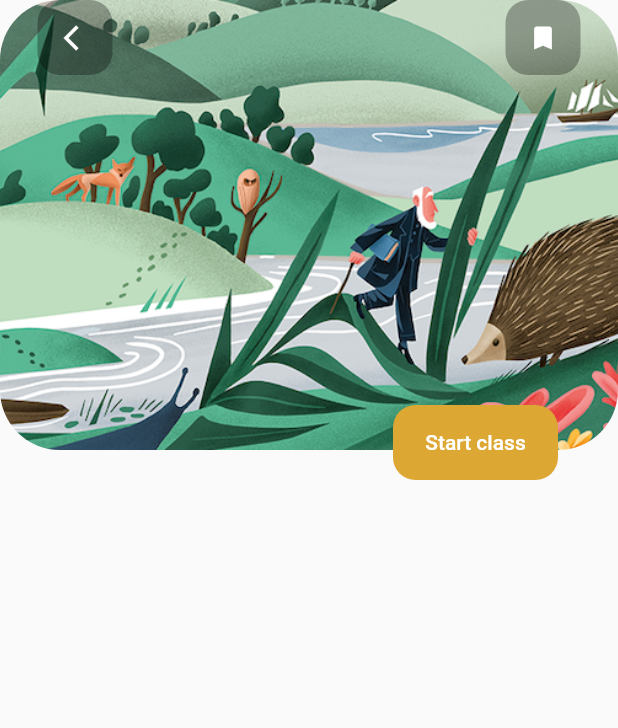
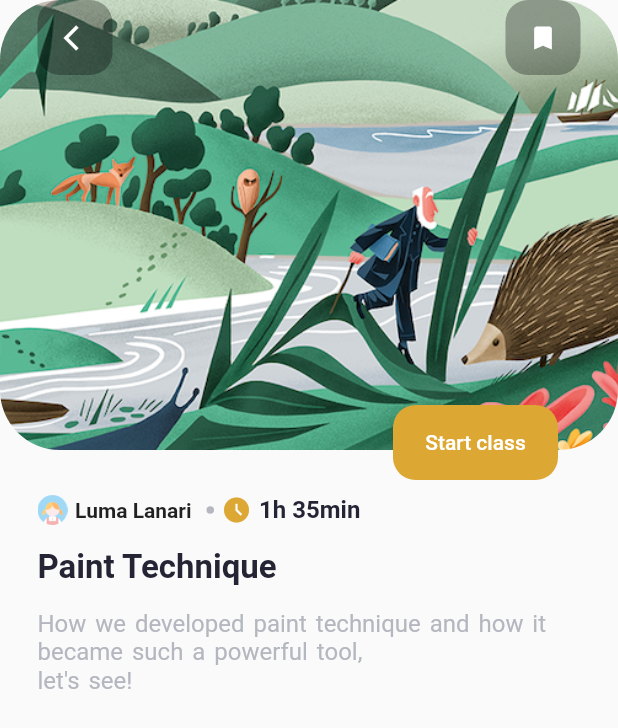
Before and after one commit to pliniogim/course_app, a Flutter app: the screen it shows after launch, after a tap on "Start", on a phone screen of 412 x 824 dp. Shown: the top 728 px of the screen. Run offline on Flutter 3.47's test engine with Material 2 defaults, Android fonts, the phone set to English and light mode, and no system bars; our stand-ins replace percent_indicator.

Commit message:
alteraçoes 221-03

```diff
--- a/lib/screens/detail/widget/detail.dart
+++ b/lib/screens/detail/widget/detail.dart
@@ -1,4 +1,5 @@
 import 'package:course_app/screens/detail/widget/custom_app_bar.dart';
+import 'package:course_app/screens/home/widget/course_description.dart';
 import 'package:flutter/material.dart';
 
 import '../../../models/course.dart';
@@ -15,6 +16,7 @@ class DetailPage extends StatelessWidget {
           mainAxisSize: MainAxisSize.min,
           children: [
             CustomAppBar(course),
+            CourseDescription(course),
           ],
         )),
     );
--- /dev/null
+++ b/lib/screens/home/widget/course_description.dart
@@ -0,0 +1,59 @@
+import 'package:course_app/constants/colors.dart';
+import 'package:course_app/models/course.dart';
+import 'package:flutter/material.dart';
+
+class CourseDescription extends StatelessWidget {
+
+  final Course course;
+  CourseDescription(this.course);
+
+  @override
+  Widget build(BuildContext context) {
+    return Container(
+      padding: EdgeInsets.symmetric(horizontal: 25, vertical: 10),
+      child: Column(
+        crossAxisAlignment: CrossAxisAlignment.start,
+        children: [
+          Row(
+            children: [
+              Image.asset(course.authorImg, width: 20,),
+              SizedBox(width: 5,),
+              Text(course.author,
+              style: TextStyle(
+                fontWeight: FontWeight.bold,
+              ),),
+              SizedBox(width: 5,),
+              Container(
+                margin: EdgeInsets.symmetric(horizontal: 5),
+                height: 5,
+                width: 5,
+                decoration: BoxDecoration(
+                  shape: BoxShape.circle,
+                  color: kFontLight,
+                ),
+              ),
+              Icon(Icons.access_time_filled, size: 20, color: kAccent,),
+              SizedBox(width: 5,),
+              Text('1h 35min', style: TextStyle(
+                fontWeight: FontWeight.bold,
+                fontSize: 16,
+                color: kFont,
+              ),),
+            ],
+          ),
+          SizedBox(height: 15,),
+          Text(course.title, style: TextStyle(
+            fontWeight: FontWeight.bold, fontSize: 22, color: kFont,
+          ),),
+          SizedBox(height: 15,),
+          Text('How we developed paint technique and how it became such a powerful tool,\nlet\'s see!',
+          style: TextStyle(
+            wordSpacing: 2,
+            fontSize: 16,
+            color: kFontLight,
+          ),)
+        ],
+      ),
+    );
+  }
+}
```
